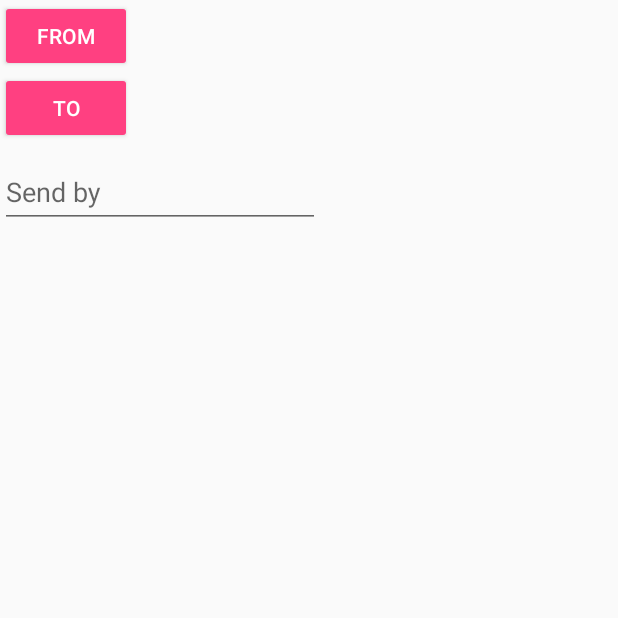
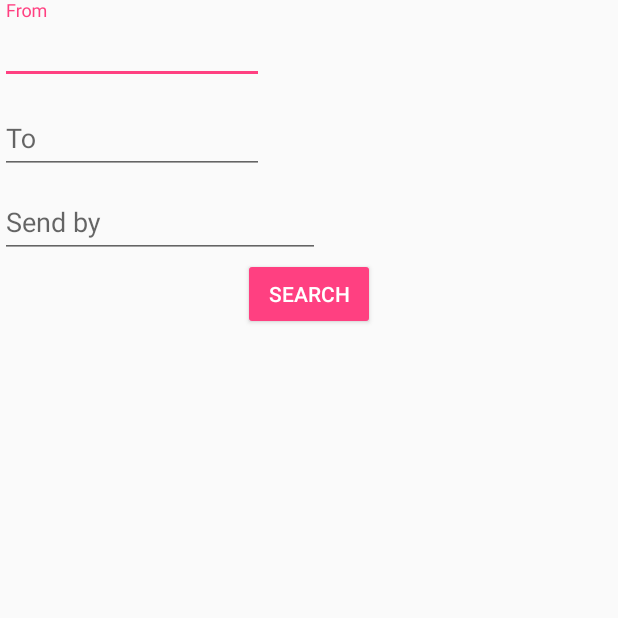
Before and after one commit to robertvunabandi/airspace-app-old, an Android app: the fragment SendReceiveFragment shown on its own in the app's theme, on a phone screen of 412 x 824 dp, the top half of it. Run offline under Robolectric (Android 15) with nearby library versions, the phone set to English and light mode, and no system bars.

Commit message:
Reformatted send/receive form & added search button

```diff
--- a/app/src/main/java/com/example/mandaleeyp/teamrawrapp/fragments/SendReceiveFragment.java
+++ b/app/src/main/java/com/example/mandaleeyp/teamrawrapp/fragments/SendReceiveFragment.java
@@ -1,7 +1,6 @@
 package com.example.mandaleeyp.teamrawrapp.fragments;
 
 import android.app.DatePickerDialog;
-import android.content.Intent;
 import android.os.Bundle;
 import android.support.design.widget.TextInputLayout;
 import android.support.v4.app.Fragment;
@@ -12,56 +11,22 @@ import android.widget.Button;
 import android.widget.DatePicker;
 import android.widget.EditText;
 
-import com.example.mandaleeyp.teamrawrapp.AirportSearchActivity;
 import com.example.mandaleeyp.teamrawrapp.R;
 
 import java.text.SimpleDateFormat;
 import java.util.Calendar;
 import java.util.Locale;
 
-/**
- * A simple {@link Fragment} subclass.
- * Activities that contain this fragment must implement the
- * {@link SendReceiveFragment.OnFragmentInteractionListener} interface
- * to handle interaction events.
- * Use the {@link SendReceiveFragment#newInstance} factory method to
- * create an instance of this fragment.
- */
+
 public class SendReceiveFragment extends Fragment {
-    // TODO: Rename parameter arguments, choose names that match
-    // the fragment initialization parameters, e.g. ARG_ITEM_NUMBER
-    private static final String ARG_PARAM1 = "param1";
-    private static final String ARG_PARAM2 = "param2";
-
-    // TODO: Rename and change types of parameters
-    private String mParam1;
-    private String mParam2;
-
-    Button btnTo;
-    Button btnFrom;
-    int TO_CODE = 0;
-    int FROM_CODE = 0;
-
-//    private OnFragmentInteractionListener mListener;
 
     public SendReceiveFragment() {
         // Required empty public constructor
     }
 
-    /**
-     * Use this factory method to create a new instance of
-     * this fragment using the provided parameters.
-     *
-     * @param param1 Parameter 1.
-     * @param param2 Parameter 2.
-     * @return A new instance of fragment SendReceiveFragment.
-     */
-    // TODO: Rename and change types and number of parameters
     public static SendReceiveFragment newInstance(String param1, String param2) {
         SendReceiveFragment fragment = new SendReceiveFragment();
         Bundle args = new Bundle();
-        args.putString(ARG_PARAM1, param1);
-        args.putString(ARG_PARAM2, param2);
         fragment.setArguments(args);
         return fragment;
     }
@@ -69,13 +34,6 @@ public class SendReceiveFragment extends Fragment {
     @Override
     public void onCreate(Bundle savedInstanceState) {
         super.onCreate(savedInstanceState);
-//        if (getArguments() != null) {
-//            mParam1 = getArguments().getString(ARG_PARAM1);
-//            mParam2 = getArguments().getString(ARG_PARAM2);
-//        }
-
-
-
     }
 
     @Override
@@ -84,32 +42,27 @@ public class SendReceiveFragment extends Fragment {
         // Inflate the layout for this fragment
         View v = inflater.inflate(R.layout.fragment_send_receive, container, false);
 
-        btnTo = (Button) v.findViewById(R.id.bt_to);
-        btnFrom = (Button) v.findViewById(R.id.bt_from);
         final EditText et_date = (EditText) v.findViewById(R.id.et_date);
         TextInputLayout dateWrapper = (TextInputLayout) v.findViewById(R.id.dateWrapper);
+        TextInputLayout til_from = (TextInputLayout) v.findViewById(R.id.til_from);
+        TextInputLayout til_to = (TextInputLayout) v.findViewById(R.id.til_to);
+        Button btSearch = (Button) v.findViewById(R.id.bt_search);
+
+        // Setting hints
+        til_from.setHint("From");
+        til_to.setHint("To");
         dateWrapper.setHint("Send by");
 
 
-
-        btnTo.setOnClickListener(new View.OnClickListener() {
+        // Click listener for search button
+        btSearch.setOnClickListener(new View.OnClickListener() {
             @Override
             public void onClick(View v) {
-                Intent i = new Intent(getContext(), AirportSearchActivity.class);
-                i.putExtra("placeholder", "To where");
-                startActivityForResult(i, TO_CODE);
+
             }
         });
 
-        btnFrom.setOnClickListener(new View.OnClickListener() {
-            @Override
-            public void onClick(View v) {
-                Intent i = new Intent(getContext(), AirportSearchActivity.class);
-                i.putExtra("placeholder", "From");
-                startActivityForResult(i, FROM_CODE);
-            }
-        });
-
+        // Calendar
         final Calendar myCalendar = Calendar.getInstance();
         final DatePickerDialog.OnDateSetListener date = new DatePickerDialog.OnDateSetListener() {
 
--- a/app/src/main/res/layout/fragment_send_receive.xml
+++ b/app/src/main/res/layout/fragment_send_receive.xml
@@ -7,32 +7,61 @@
 
     <!-- TODO: Update blank fragment layout -->
 
-    <Button
-        android:id="@+id/bt_to"
-        style="@style/Widget.AppCompat.Button.Colored"
+    <!--<Button-->
+        <!--android:id="@+id/bt_to"-->
+        <!--style="@style/Widget.AppCompat.Button.Colored"-->
+        <!--android:layout_width="wrap_content"-->
+        <!--android:layout_height="wrap_content"-->
+        <!--android:text="TO"-->
+        <!--android:onClick="toSearch"-->
+        <!--android:layout_below="@+id/bt_from"-->
+        <!--android:layout_alignParentLeft="true"-->
+        <!--android:layout_alignParentStart="true" />-->
+
+    <!--<Button-->
+        <!--android:id="@+id/bt_from"-->
+        <!--style="@style/Widget.AppCompat.Button.Colored"-->
+        <!--android:layout_width="wrap_content"-->
+        <!--android:layout_height="wrap_content"-->
+        <!--android:text="FROM"-->
+        <!--android:layout_alignParentTop="true"-->
+        <!--android:layout_alignParentLeft="true"-->
+        <!--android:layout_alignParentStart="true" />-->
+
+    <android.support.design.widget.TextInputLayout
+        android:id="@+id/til_from"
         android:layout_width="wrap_content"
         android:layout_height="wrap_content"
-        android:text="TO"
-        android:onClick="toSearch"
-        android:layout_below="@+id/bt_from"
+        android:layout_alignParentTop="true"
         android:layout_alignParentLeft="true"
-        android:layout_alignParentStart="true" />
+        android:layout_alignParentStart="true">
 
-    <Button
-        android:id="@+id/bt_from"
-        style="@style/Widget.AppCompat.Button.Colored"
+        <EditText
+            android:id="@+id/et_from"
+            android:layout_width="176dp"
+            android:layout_height="wrap_content"
+            android:ems="10"/>
+    </android.support.design.widget.TextInputLayout>
+
+    <android.support.design.widget.TextInputLayout
+        android:id="@+id/til_to"
         android:layout_width="wrap_content"
         android:layout_height="wrap_content"
-        android:text="FROM"
-        android:layout_alignParentTop="true"
-        android:layout_alignParentLeft="true"
-        android:layout_alignParentStart="true" />
+        android:layout_below="@+id/til_from"
+        android:layout_marginTop="4dp">
+
+        <EditText
+            android:id="@+id/et_to"
+            android:layout_width="176dp"
+            android:layout_height="wrap_content"
+            android:ems="10"/>
+    </android.support.design.widget.TextInputLayout>
 
     <android.support.design.widget.TextInputLayout
         android:id="@+id/dateWrapper"
         android:layout_width="match_parent"
         android:layout_height="wrap_content"
-        android:layout_below="@+id/bt_to"
+        android:layout_below="@+id/til_to"
         android:layout_alignParentLeft="true"
         android:layout_alignParentStart="true">
 
@@ -50,5 +79,14 @@
         android:inputType="date" />
     </android.support.design.widget.TextInputLayout>
 
+    <Button
+        android:id="@+id/bt_search"
+        style="@style/Widget.AppCompat.Button.Colored"
+        android:layout_width="wrap_content"
+        android:layout_height="wrap_content"
+        android:layout_below="@+id/dateWrapper"
+        android:layout_centerHorizontal="true"
+        android:text="search" />
+
 
 </RelativeLayout>
```
